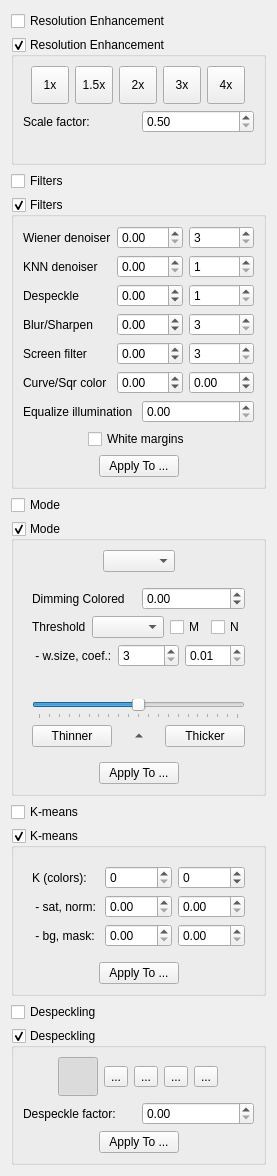
Qt form src/filters/output/ui/OutputOptionsWidget.ui (ImageProcessing-ElectronicPublications/scantailor-experimental) before a commit.
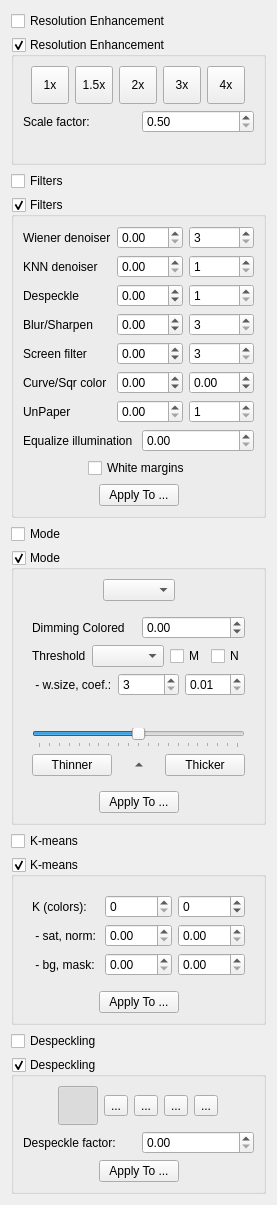
The same form after that commit. Icons and pictures are not drawn.

Commit message: 0.2023.11.24: output: filters: unPaper

```diff
--- a/src/filters/output/ui/OutputOptionsWidget.ui
+++ b/src/filters/output/ui/OutputOptionsWidget.ui
@@ -453,6 +453,42 @@
           </property>
          </widget>
         </item>
+        <item row="6" column="0">
+         <widget class="QLabel" name="unPaperLabel">
+          <property name="text">
+           <string>UnPaper</string>
+          </property>
+         </widget>
+        </item>
+        <item row="6" column="1">
+         <widget class="QDoubleSpinBox" name="unPaperCoef">
+          <property name="toolTip">
+           <string>Value is 0.0 .. 1.0..</string>
+          </property>
+          <property name="minimum">
+           <double>0.0</double>
+          </property>
+          <property name="maximum">
+           <double>1.0</double>
+          </property>
+          <property name="singleStep">
+           <double>0.05</double>
+          </property>
+         </widget>
+        </item>
+        <item row="6" column="2">
+         <widget class="QSpinBox" name="unPaperIters">
+          <property name="toolTip">
+           <string>The iters of a unPaper.</string>
+          </property>
+          <property name="minimum">
+           <number>1</number>
+          </property>
+          <property name="maximum">
+           <number>99</number>
+          </property>
+         </widget>
+        </item>
        </layout>
       </item>
       <item>
```
The commit also changes 25 other files.
